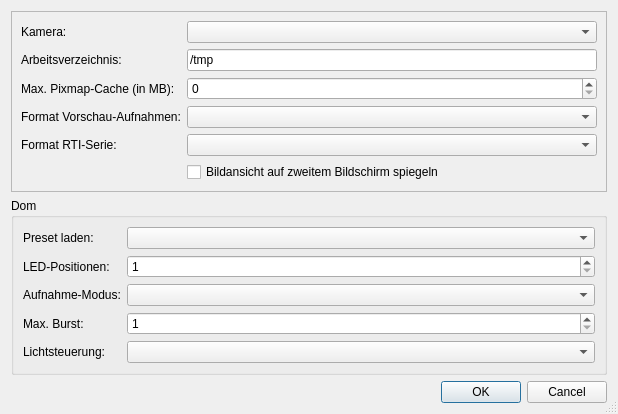
Above: ui/settings_dialog.ui from cceh/byzanz-capture before the change. Below: the same form after it.
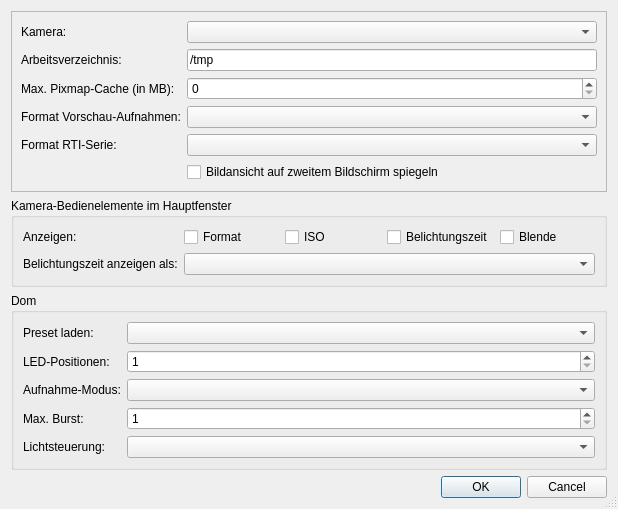
That is the form after the change.

Commit message: feat(settings): per-control visibility + exposure-time display mode

The edit to the form file:
```diff
--- a/ui/settings_dialog.ui
+++ b/ui/settings_dialog.ui
@@ -119,6 +119,71 @@
      </layout>
     </widget>
    </item>
+   <item>
+    <widget class="QGroupBox" name="cameraControlsGroup">
+     <property name="title">
+      <string>Kamera-Bedienelemente im Hauptfenster</string>
+     </property>
+     <layout class="QFormLayout" name="cameraControlsFormLayout">
+      <item row="0" column="0">
+       <widget class="QLabel" name="visibleControlsLabel">
+        <property name="text">
+         <string>Anzeigen:</string>
+        </property>
+       </widget>
+      </item>
+      <item row="0" column="1">
+       <layout class="QHBoxLayout" name="visibleControlsLayout">
+        <item>
+         <widget class="QCheckBox" name="showFormatCheckbox">
+          <property name="text">
+           <string>Format</string>
+          </property>
+         </widget>
+        </item>
+        <item>
+         <widget class="QCheckBox" name="showIsoCheckbox">
+          <property name="text">
+           <string>ISO</string>
+          </property>
+         </widget>
+        </item>
+        <item>
+         <widget class="QCheckBox" name="showExposureTimeCheckbox">
+          <property name="text">
+           <string>Belichtungszeit</string>
+          </property>
+         </widget>
+        </item>
+        <item>
+         <widget class="QCheckBox" name="showApertureCheckbox">
+          <property name="text">
+           <string>Blende</string>
+          </property>
+         </widget>
+        </item>
+       </layout>
+      </item>
+      <item row="1" column="0">
+       <widget class="QLabel" name="exposureTimeDisplayLabel">
+        <property name="text">
+         <string>Belichtungszeit anzeigen als:</string>
+        </property>
+       </widget>
+      </item>
+      <item row="1" column="1">
+       <widget class="QComboBox" name="exposureTimeDisplaySelect">
+        <property name="cursor">
+         <cursorShape>PointingHandCursor</cursorShape>
+        </property>
+        <property name="toolTip">
+         <string>„Dezimalzahl“ zeigt als Bruch gemeldete Werte (z.&#8201;B. 1/250) als Zahl an.</string>
+        </property>
+       </widget>
+      </item>
+     </layout>
+    </widget>
+   </item>
    <item>
     <widget class="QGroupBox" name="domeGroup">
      <property name="title">
```
The commit also changes 8 other files.
